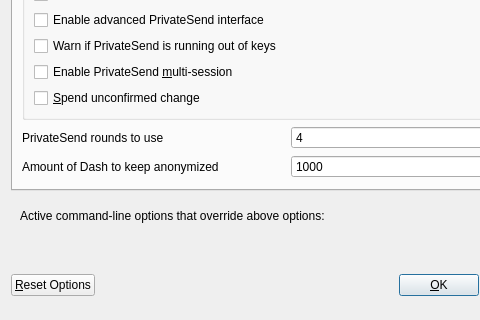
First picture: the form in src/qt/forms/optionsdialog.ui, repository dashpay/dash, before the edit; both pictures show x 0 to 480 and y 117 to 437 of the 576 by 437 pixel window.
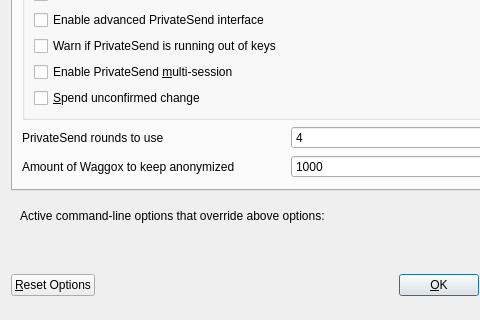
Second picture: the form after the edit. The open tabs and pages were chosen to show the change. Custom widgets are drawn as their Qt base class.

```diff
--- a/src/qt/forms/optionsdialog.ui
+++ b/src/qt/forms/optionsdialog.ui
@@ -253,7 +253,7 @@
             <string notr="true"/>
            </property>
            <property name="text">
-            <string>Amount of Dash to keep anonymized</string>
+            <string>Amount of Waggox to keep anonymized</string>
            </property>
           </widget>
          </item>
```
Left out of the diff: 8 changed lines with no effect on the pictures.
